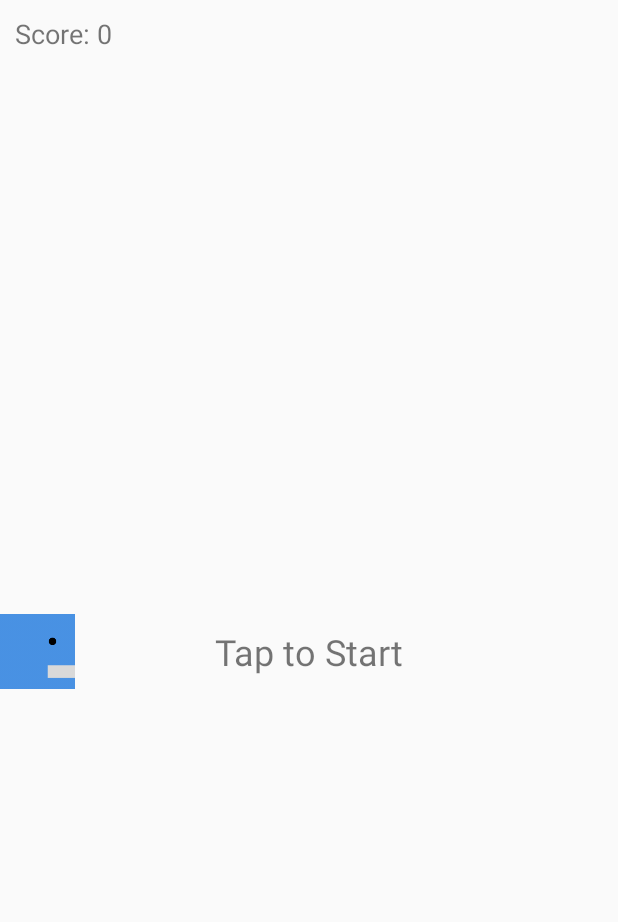
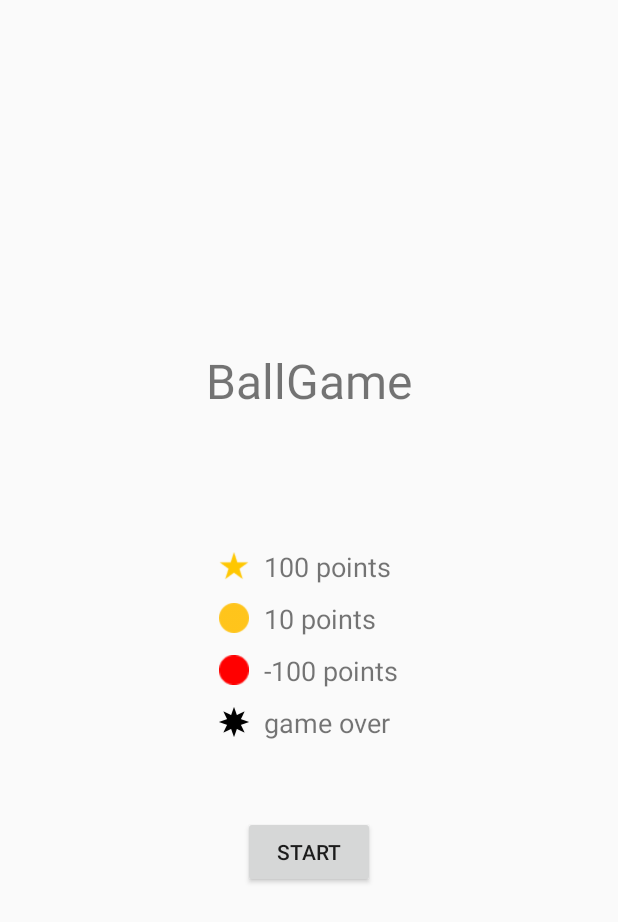
Before and after one commit to EloyMartinez/PROMOB, an Android app: the screen it shows after launch (MainActivity before the commit, StarterActivity after it), on a phone screen of 412 x 824 dp. Shown: the top 922 px of the screen. Run offline under Robolectric (Android 15) with nearby library versions, the light colour scheme and no system bars.

Commit message:
ball game done

```diff
--- a/BallGame/app/src/main/AndroidManifest.xml
+++ b/BallGame/app/src/main/AndroidManifest.xml
@@ -9,9 +9,10 @@
         android:roundIcon="@mipmap/ic_launcher_round"
         android:supportsRtl="true"
         android:theme="@style/AppTheme">
-        <activity android:name=".ResultActivity"></activity>
+        <activity android:name=".MainActivity"/>
+        <activity android:name=".ResultActivity" />
         <activity
-            android:name=".MainActivity"
+            android:name=".StarterActivity"
             android:screenOrientation="portrait">
             <intent-filter>
                 <action android:name="android.intent.action.MAIN" />
--- /dev/null
+++ b/BallGame/app/src/main/java/com/example/ballgame/StarterActivity.java
@@ -0,0 +1,31 @@
+package com.example.ballgame;
+
+import androidx.appcompat.app.AppCompatActivity;
+
+import android.content.Intent;
+import android.os.Bundle;
+import android.view.View;
+import android.widget.Button;
+
+public class StarterActivity extends AppCompatActivity {
+
+    @Override
+    protected void onCreate(Bundle savedInstanceState) {
+        super.onCreate(savedInstanceState);
+        setContentView(R.layout.activity_starter);
+
+
+        final Button button = findViewById(R.id.button_id);
+        button.setOnClickListener(new View.OnClickListener() {
+            public void onClick(View v) {
+
+                start();
+            }
+        });
+    }
+
+
+    public void start(){
+        startActivity(new Intent(getApplicationContext(),MainActivity.class));
+    }
+}
--- a/BallGame/app/src/main/res/layout/activity_main.xml
+++ b/BallGame/app/src/main/res/layout/activity_main.xml
@@ -59,6 +59,12 @@
             android:layout_height="16dp"
             android:src="@drawable/red"/>
 
+        <ImageView
+            android:id="@+id/black1"
+            android:layout_width="24dp"
+            android:layout_height="24dp"
+            android:src="@drawable/black1"/>
+
     </FrameLayout>
 
 </LinearLayout>
--- a/BallGame/app/src/main/res/layout/activity_result.xml
+++ b/BallGame/app/src/main/res/layout/activity_result.xml
@@ -31,10 +31,11 @@
 
 
     <Button
+        android:id="@+id/button_id"
         android:layout_width="wrap_content"
         android:layout_height="wrap_content"
         android:text="try again"
-        android:layout_marginTop="50dp"/>
+        android:layout_marginTop="50dp" />
 
 
 </LinearLayout>
--- /dev/null
+++ b/BallGame/app/src/main/res/layout/activity_starter.xml
@@ -0,0 +1,108 @@
+<?xml version="1.0" encoding="utf-8"?>
+<LinearLayout xmlns:android="http://schemas.android.com/apk/res/android"
+    xmlns:app="http://schemas.android.com/apk/res-auto"
+    xmlns:tools="http://schemas.android.com/tools"
+    android:layout_width="match_parent"
+    android:layout_height="match_parent"
+    tools:context=".StarterActivity"
+    android:orientation="vertical"
+    android:gravity="center">
+
+    <TextView
+        android:layout_width="wrap_content"
+        android:layout_height="wrap_content"
+        android:text="@string/app_name"
+        android:textSize="32sp"/>
+
+    <TableLayout
+        android:gravity="center"
+        android:layout_width="wrap_content"
+        android:layout_height="wrap_content"
+        android:layout_marginTop="80dp">
+
+        <TableRow
+            android:paddingTop="10sp"
+            android:gravity="center"
+            android:orientation="vertical">
+            <ImageView
+                android:layout_width="20dp"
+                android:layout_height="20dp"
+                android:src="@drawable/pink"/>
+            <TextView
+                android:layout_width="wrap_content"
+                android:layout_height="wrap_content"
+                android:text="100 points"
+                android:textSize="18sp"
+                android:paddingLeft="10dp"></TextView>
+
+
+        </TableRow>
+
+        <TableRow
+            android:paddingTop="10sp"
+            android:gravity="center"
+            android:orientation="vertical">
+            <ImageView
+                android:layout_width="20dp"
+                android:layout_height="20dp"
+                android:src="@drawable/orange"/>
+            <TextView
+                android:layout_width="wrap_content"
+                android:layout_height="wrap_content"
+                android:text="10 points"
+                android:textSize="18sp"
+                android:paddingLeft="10dp"></TextView>
+
+
+        </TableRow>
+
+        <TableRow
+            android:paddingTop="10sp"
+            android:gravity="center"
+            android:orientation="vertical">
+            <ImageView
+                android:layout_width="20dp"
+                android:layout_height="20dp"
+                android:src="@drawable/red"/>
+            <TextView
+                android:layout_width="wrap_content"
+                android:layout_height="wrap_content"
+                android:text="-100 points"
+                android:textSize="18sp"
+                android:paddingLeft="10dp"></TextView>
+
+
+        </TableRow>
+
+        <TableRow
+            android:paddingTop="10sp"
+            android:gravity="center"
+            android:orientation="vertical">
+            <ImageView
+                android:layout_width="20dp"
+                android:layout_height="20dp"
+                android:src="@drawable/black"/>
+            <TextView
+                android:layout_width="wrap_content"
+                android:layout_height="wrap_content"
+                android:text="game over"
+                android:textSize="18sp"
+                android:paddingLeft="10dp"></TextView>
+
+
+        </TableRow>
+    </TableLayout>
+
+    <Button
+        android:id="@+id/button_id"
+        android:layout_width="wrap_content"
+        android:layout_height="wrap_content"
+        android:text="Start"
+        android:layout_marginTop="50dp" />
+
+
+
+
+
+
+</LinearLayout>
```
Also changed, not shown: BallGame/app/src/main/java/com/example/ballgame/MainActivity.java (+35 -1 lines), BallGame/app/src/main/java/com/example/ballgame/ResultActivity.java (+37 -1 lines), BallGame/app/src/main/res/drawable/black1.png (added), BallGame/app/src/main/res/drawable/red.png (added).
